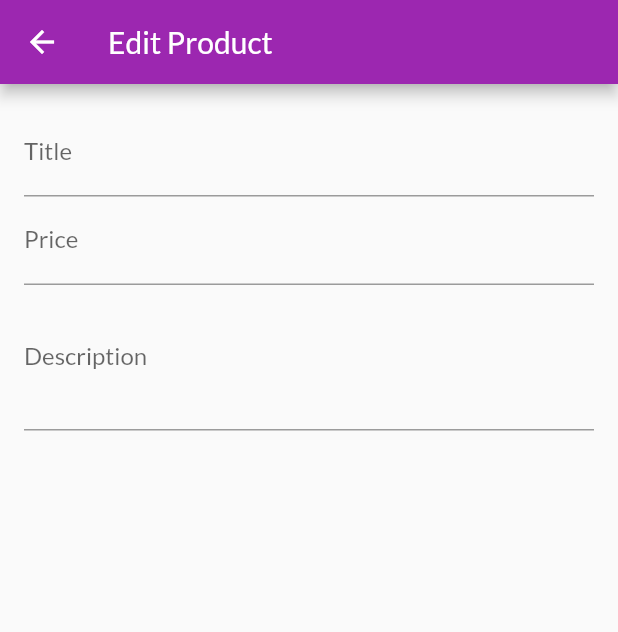
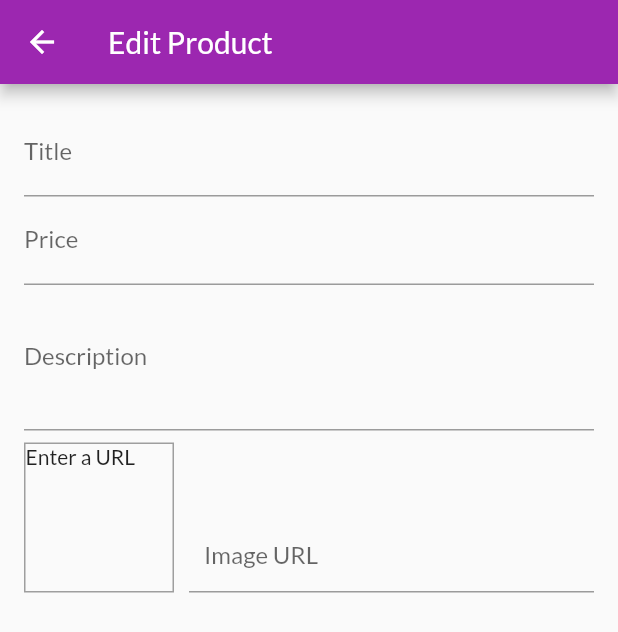
Before and after one commit to antosha-85/shop_flutter, a Flutter app: the EditProductScreen screen opened by its route, on a phone screen of 412 x 824 dp. Shown: the top 632 px of the screen. Run offline on Flutter 3.47's test engine with Material 2 defaults, Android fonts, the phone set to English and light mode, and no system bars; network calls fail.

Commit message:
Implemented image input and preview, once the image URL loses focus I can see the preview of that image

```diff
--- a/lib/screens/edit_product_screen.dart
+++ b/lib/screens/edit_product_screen.dart
@@ -9,12 +9,31 @@ class EditProductScreen extends StatefulWidget {
 class _EditProductScreenState extends State<EditProductScreen> {
   final _priceFocusNode = FocusNode();
   final _descriptionFocusNode = FocusNode();
+  final _imageUrlController = TextEditingController();
+  final _imageUrlFocusNode = FocusNode();
+
+  @override
+  void initState() {
+    _imageUrlFocusNode.addListener(_updateImageUrl);
+    super.initState();
+  }
 
   @override
   void dispose() {
+    _imageUrlFocusNode.removeListener(_updateImageUrl);
     _priceFocusNode.dispose();
     _descriptionFocusNode.dispose();
+    _imageUrlController.dispose();
+    _imageUrlFocusNode.dispose();
     super.dispose();
+  }
+
+  void _updateImageUrl() {
+    if(!_imageUrlFocusNode.hasFocus) {
+      setState(() {
+
+      });
+    }
   }
 
   @override
@@ -50,6 +69,34 @@ class _EditProductScreenState extends State<EditProductScreen> {
                 keyboardType: TextInputType.multiline,
                 focusNode: _descriptionFocusNode,
               ),
+              Row(
+                crossAxisAlignment: CrossAxisAlignment.end,
+                children: [
+                  Container(
+                      width: 100,
+                      height: 100,
+                      margin: EdgeInsets.only(top: 8, right: 10),
+                      decoration: BoxDecoration(
+                          border: Border.all(width: 1, color: Colors.grey)),
+                      child: _imageUrlController.text.isEmpty
+                          ? Text('Enter a URL')
+                          : FittedBox(
+                              child: Image.network(_imageUrlController.text),
+                              fit: BoxFit.cover, clipBehavior: Clip.hardEdge,
+                            )),
+                  Expanded(
+                    child: TextFormField(
+                      decoration: InputDecoration(
+                          labelText: 'Image URL',
+                          contentPadding: EdgeInsets.only(left: 10)),
+                      keyboardType: TextInputType.url,
+                      textInputAction: TextInputAction.done,
+                      controller: _imageUrlController,
+                      focusNode: _imageUrlFocusNode,
+                    ),
+                  )
+                ],
+              )
             ],
           ),
         ),
```
